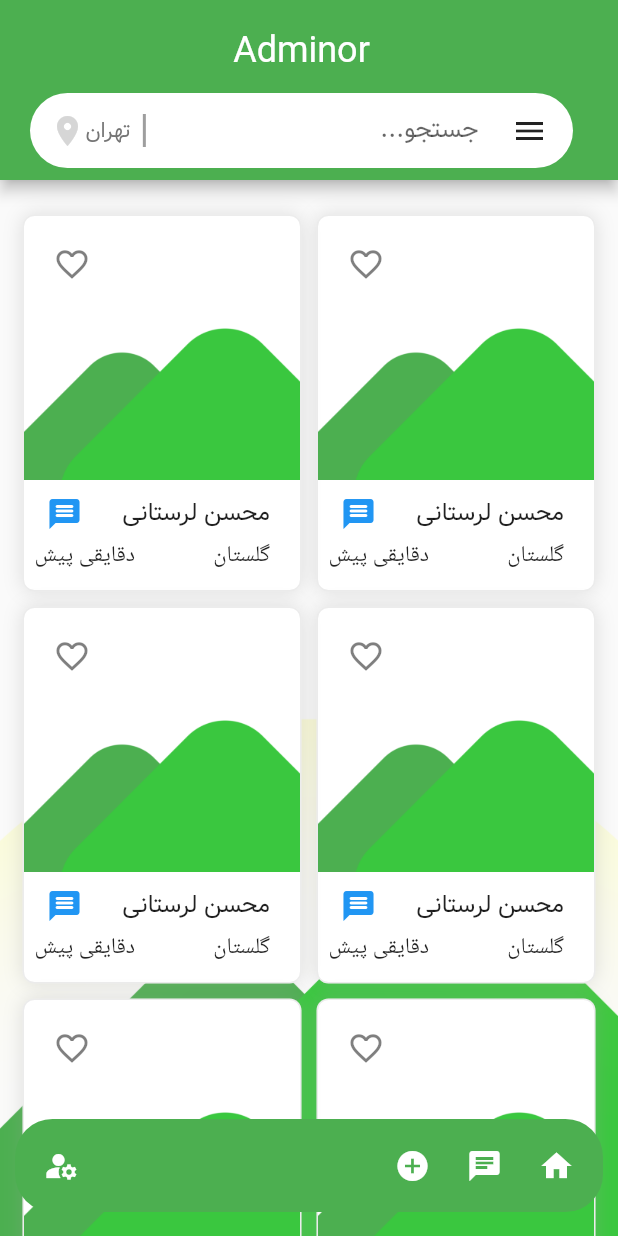
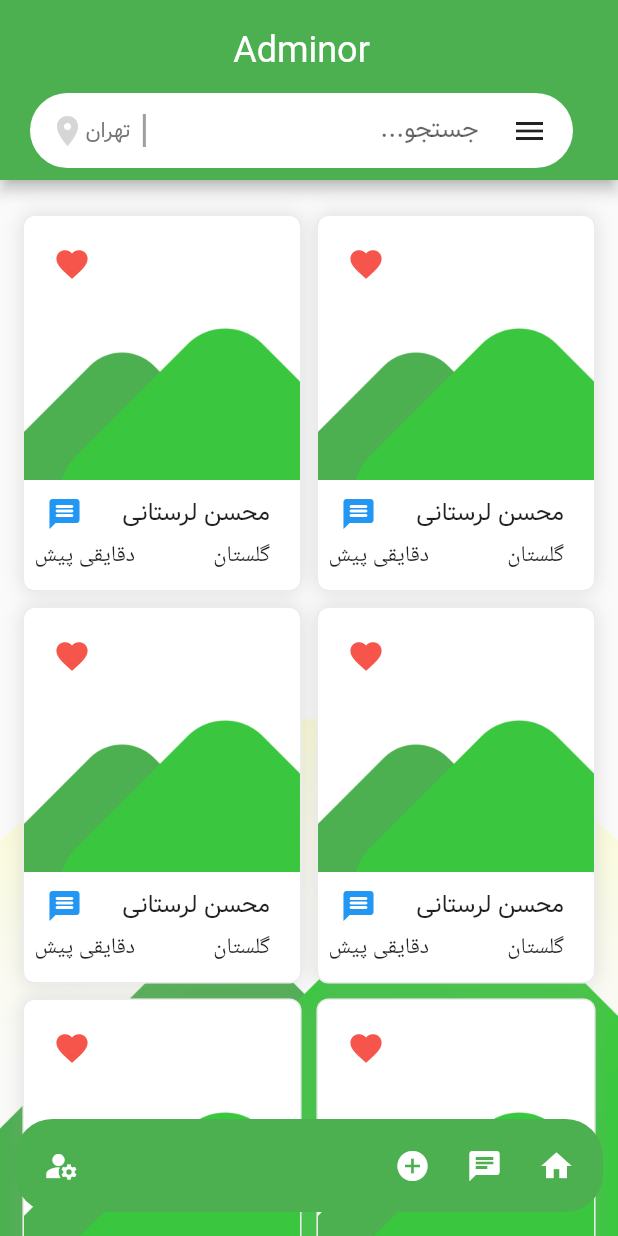
Before and after one commit to MadPad124/Adminor, a Flutter app: the AdvertisingPage screen opened directly, on a phone screen of 412 x 824 dp. Run offline on Flutter 3.47's test engine with Material 2 defaults, Android fonts, the phone set to English and light mode, and no system bars; our stand-ins replace animated_splash_screen, animated_text_kit, page_transition, shared_preferences; accounts and stored records are empty; project files that could hold a hidden picture were left out.

Commit message:
like is changed

```diff
--- a/lib/AdeversitingPage.dart
+++ b/lib/AdeversitingPage.dart
@@ -1,18 +1,19 @@
 
 import 'package:flutter/material.dart';
 //import 'package:flutter/scheduler.dart';
+bool liked=false;
 class AdvertisingPage extends StatefulWidget {
   const AdvertisingPage({Key? key}) : super(key: key);
 
   @override
   State<AdvertisingPage> createState() => _AdvertisingPageState();
 }
-
 class _AdvertisingPageState extends State<AdvertisingPage> {
   @override
   Widget build(BuildContext context) {
     TextEditingController searchBoxController=TextEditingController();
     GlobalKey<ScaffoldState> _scaffoldState = GlobalKey<ScaffoldState>();
+
     return Scaffold(
       key: _scaffoldState,
       drawer: Drawer(
@@ -216,7 +217,52 @@ class _AdvertisingPageState extends State<AdvertisingPage> {
           crossAxisCount: 2,
           childAspectRatio:(3/4),
           padding: const EdgeInsets.all(10),
-          children:List.generate(6, (index) => cart(context))
+          children:List.generate(6, (index) => InkWell(
+            child: Padding(
+              padding: const EdgeInsets.all(5.0),
+              child: Container(
+                decoration: BoxDecoration(color: Colors.white,
+                    boxShadow: [BoxShadow(color: Colors.grey.withOpacity(0.3),blurRadius: 10,spreadRadius: 0)],
+                    borderRadius: BorderRadius.circular(8),
+                    border: Border.all(color: Colors.grey.withOpacity(0.2), width: 1,)),
+                child: Column(children: [
+                  Row(mainAxisAlignment: MainAxisAlignment.end,
+                    children: [
+                      Padding(
+                        padding:  EdgeInsets.all(8.0),
+                        child: IconButton(onPressed: (){
+                          setState(() {
+                            liked=!liked;
+                          });
+                        }, icon:liked==true?Icon(Icons.favorite_border,color: Colors.black.withOpacity(0.5),size: 25,):Icon(Icons.favorite,color: Colors.red.withOpacity(0.9),size: 25,)),
+                      )],),
+                  Image.asset('assets/images/splash-bottom-page-image.png',),
+                  const Column(
+                    crossAxisAlignment: CrossAxisAlignment.start,
+                    children: [
+                      Padding(
+                        padding: EdgeInsets.only(right: 20.0,top: 10,bottom: 5),
+                        child: Row(
+                          mainAxisAlignment: MainAxisAlignment.spaceBetween,
+                          children: [
+                            Text('محسن لرستانی',style: TextStyle(fontFamily: 'Vazir',fontSize: 16,),),
+                            Padding(
+                              padding: EdgeInsets.only(left: 15.0),
+                              child: Icon(Icons.message_rounded,color: Colors.blue,),
+                            ),
+                          ],
+                        ),
+                      ),
+                      Padding(
+                        padding: EdgeInsets.only(bottom: 5.0,left: 7,right: 20),
+                        child: Row(mainAxisAlignment: MainAxisAlignment.spaceBetween,children: [Text('گلستان'),Text('دقایقی پیش'),],),
+                      )
+                    ],),
+
+                ],),
+              ),
+            ),
+          ))
 
         ),
       ),
@@ -254,8 +300,9 @@ class _AdvertisingPageState extends State<AdvertisingPage> {
     );
   }
 }
-Widget cart(context){
-  return InkWell(
+/*Widget cart(context){
+  return
+    InkWell(
     child: Padding(
       padding: const EdgeInsets.all(5.0),
       child: Container(
@@ -267,8 +314,12 @@ Widget cart(context){
           Row(mainAxisAlignment: MainAxisAlignment.end,
             children: [
             Padding(
-            padding: const EdgeInsets.all(8.0),
-            child: IconButton(onPressed: (){}, icon:  Icon(Icons.favorite_border,color: Colors.black.withOpacity(0.5),size: 25,)),
+            padding:  EdgeInsets.all(8.0),
+            child: IconButton(onPressed: (){
+              setState(() {
+            liked=!liked;
+            });
+              }, icon:liked==true?Icon(Icons.favorite_border,color: Colors.black.withOpacity(0.5),size: 25,):Icon(Icons.favorite,color: Colors.red.withOpacity(0.5),size: 25,)),
           )],),
           Image.asset('assets/images/splash-bottom-page-image.png',),
           const Column(
@@ -297,4 +348,4 @@ Widget cart(context){
       ),
     ),
   );
-}
+}*/
```
